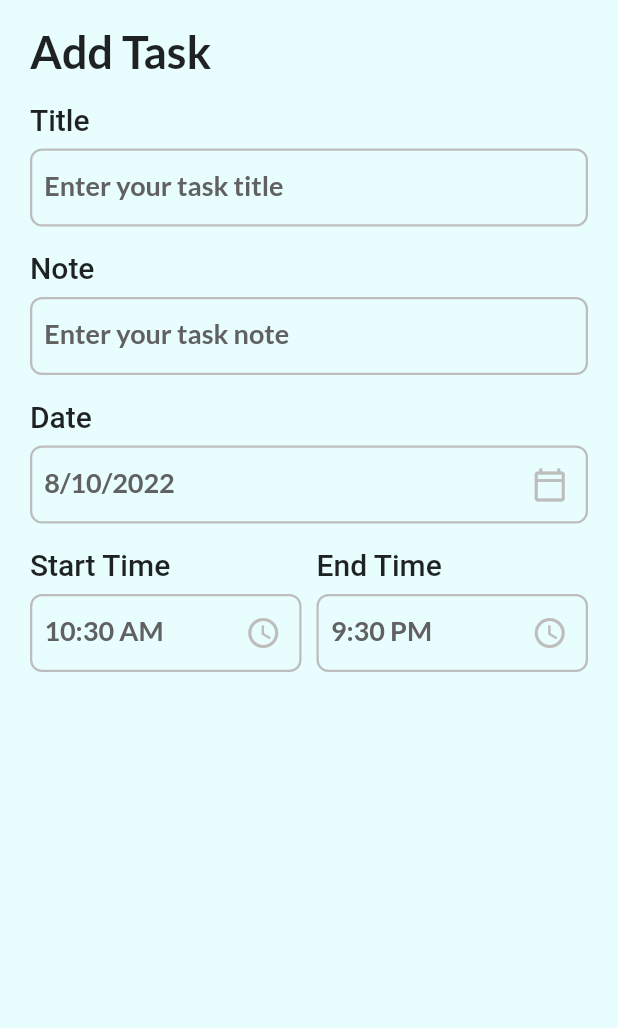
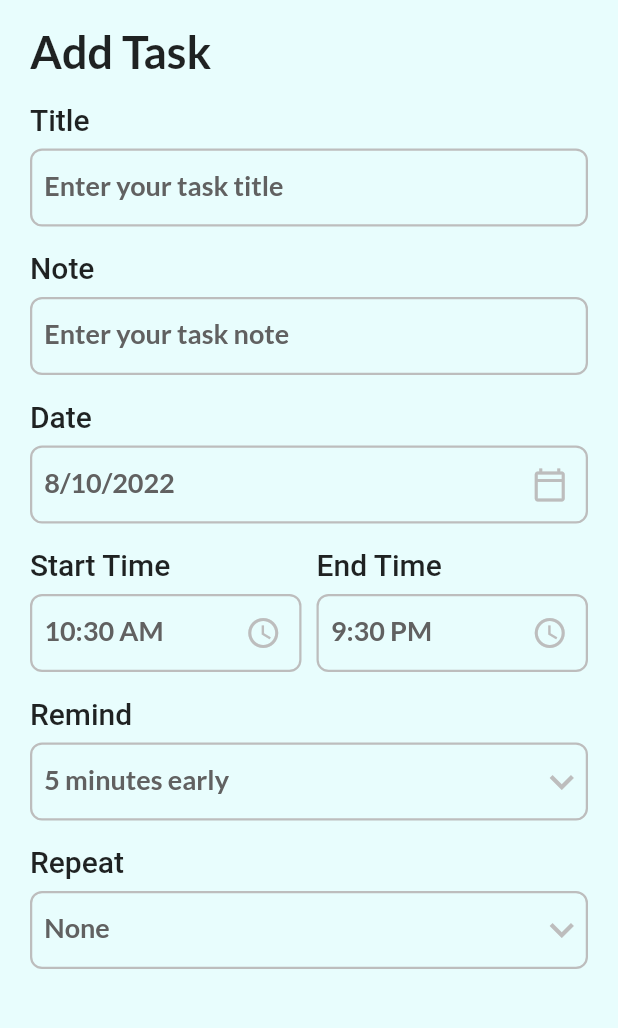
Before and after one commit to Tolulope05/flutter_todo_list, a Flutter app: the AddTaskPage screen opened directly, on a phone screen of 412 x 824 dp, the part 72-1100 px from its top. Run offline on Flutter 3.47's test engine with Material 2 defaults, Android fonts, the phone set to English and light mode, and no system bars; our stand-ins replace date_picker_timeline, flutter_local_notifications, get, get_storage, google_fonts, timezone; accounts and stored records are empty.

Commit message:
work on drop down menu and repeat

```diff
--- a/lib/screens/add_task_bar.dart
+++ b/lib/screens/add_task_bar.dart
@@ -18,7 +18,10 @@
   DateTime selectedDate = DateTime.now();
   String _endTime = "9:30 PM";
   String _startTime = DateFormat("hh:mm a").format(DateTime.now());
-
+  int _selectedRemind = 5;
+  List<int> remindList = [5, 10, 15, 20];
+  String _selectedRepeat = "None";
+  List<String> repeatList = ["None", "Daily", "Weekly", "Month"];
   @override
   Widget build(BuildContext context) {
     return Scaffold(
@@ -90,6 +93,59 @@
                     ),
                   ),
                 ],
+              ),
+              MyInputField(
+                title: "Remind",
+                hint: "$_selectedRemind minutes early",
+                widget: DropdownButton(
+                  icon: const Icon(
+                    Icons.keyboard_arrow_down,
+                    color: greyColor,
+                  ),
+                  iconSize: 32,
+                  elevation: 4,
+                  style: subTitleStyle,
+                  underline: Container(height: 0),
+                  onChanged: (String? value) {
+                    setState(() {
+                      _selectedRemind = int.parse(value!);
+                    });
+                  },
+                  items: remindList.map<DropdownMenuItem<String>>((int value) {
+                    return DropdownMenuItem<String>(
+                      value: value.toString(),
+                      child: Text(value.toString()),
+                    );
+                  }).toList(),
+                ),
+              ),
+              MyInputField(
+                title: "Repeat",
+                hint: _selectedRepeat,
+                widget: DropdownButton(
+                  icon: const Icon(
+                    Icons.keyboard_arrow_down,
+                    color: greyColor,
+                  ),
+                  iconSize: 32,
+                  elevation: 4,
+                  style: subTitleStyle,
+                  underline: Container(height: 0),
+                  onChanged: (String? value) {
+                    setState(() {
+                      _selectedRepeat = value!;
+                    });
+                  },
+                  items:
+                      repeatList.map<DropdownMenuItem<String>>((String value) {
+                    return DropdownMenuItem<String>(
+                      value: value,
+                      child: Text(
+                        value,
+                      ),
+                    );
+                  }).toList(),
+                ),
               ),
             ],
           ),
```
